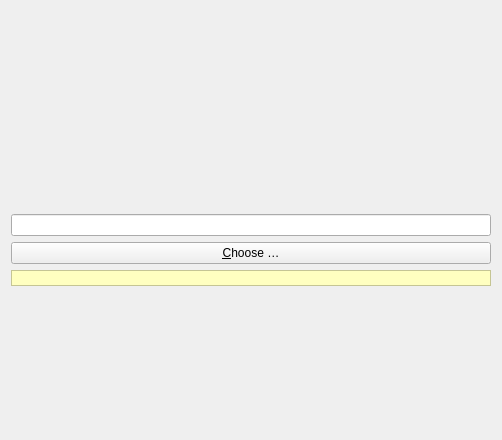
nextmcloud/desktop, file src/gui/folderwizardsourcepage.ui: the form before one commit.
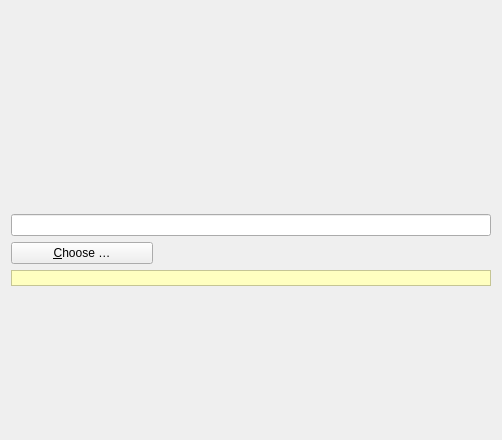
The form after the commit.

The edit to the form file:
```diff
--- a/src/gui/folderwizardsourcepage.ui
+++ b/src/gui/folderwizardsourcepage.ui
@@ -96,11 +96,40 @@
     <widget class="QLineEdit" name="localFolderLineEdit"/>
    </item>
    <item>
+    <layout class="QHBoxLayout" name="horizontalLayout">
+     <item>
     <widget class="QPushButton" name="localFolderChooseBtn">
+       <property name="sizePolicy">
+        <sizepolicy hsizetype="Preferred" vsizetype="Fixed">
+         <horstretch>0</horstretch>
+         <verstretch>0</verstretch>
+        </sizepolicy>
+       </property>
+       <property name="minimumSize">
+        <size>
+         <width>142</width>
+         <height>0</height>
+        </size>
+       </property>
      <property name="text">
       <string>&amp;Choose …</string>
      </property>
     </widget>
+     </item>
+     <item>
+      <spacer name="horizontalSpacer">
+       <property name="orientation">
+        <enum>Qt::Horizontal</enum>
+       </property>
+       <property name="sizeHint" stdset="0">
+        <size>
+         <width>40</width>
+         <height>20</height>
+        </size>
+       </property>
+      </spacer>
+     </item>
+    </layout>
    </item>
    <item>
     <widget class="QLabel" name="warnLabel">
```
Lines whose indentation alone changed are shown as unchanged.
